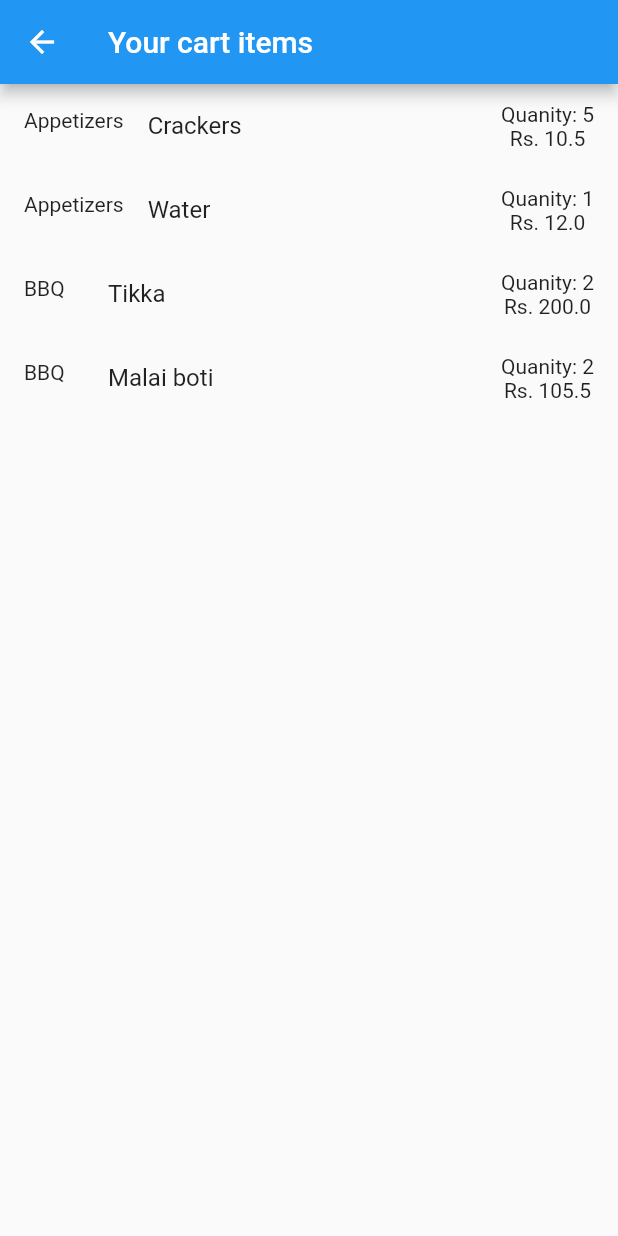
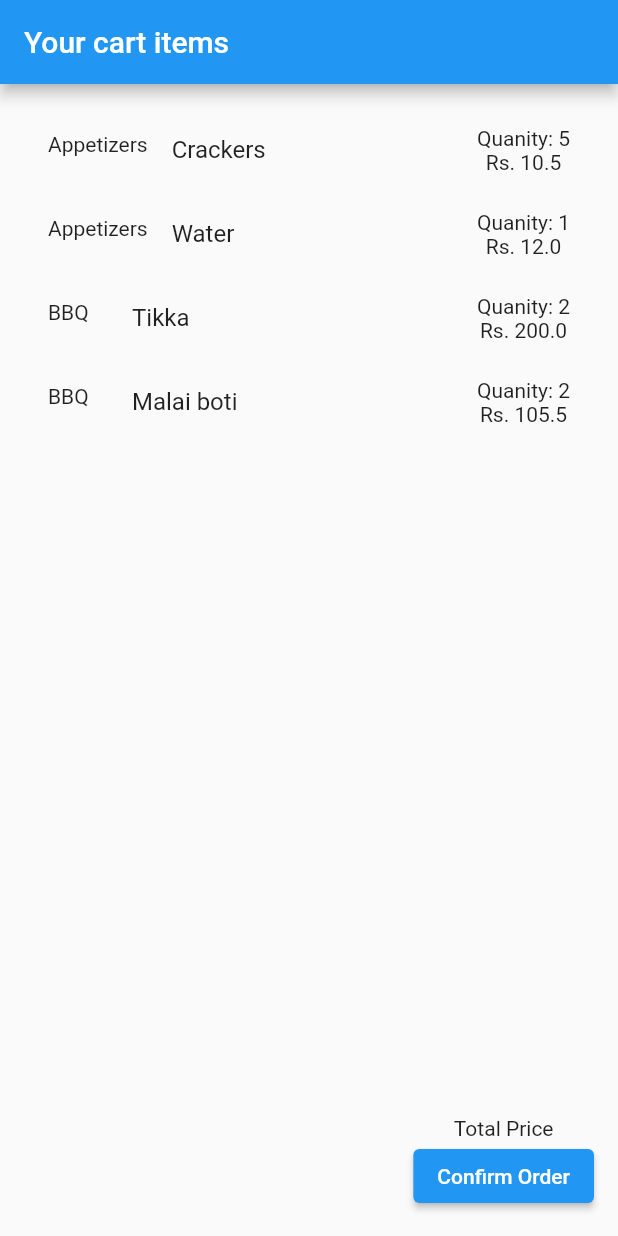
Before and after one commit to Habiba-Naeem/food365, a Flutter app: the CartItem screen opened directly, on a phone screen of 412 x 824 dp. Run offline on Flutter 3.47's test engine with Material 2 defaults, Android fonts, the phone set to English and light mode, and no system bars.

Commit message:
cart item 4.0

```diff
--- a/lib/main.dart
+++ b/lib/main.dart
@@ -1,4 +1,5 @@
 import 'package:flutter/material.dart';
+import 'package:food365/presentation/modules/cart/cart_items.dart';
 import 'package:food365/presentation/modules/order/menu.dart';
 
 import 'generated_routes.dart';
@@ -17,7 +18,7 @@ class MyApp extends StatelessWidget {
     return const MaterialApp(
       title: 'Flutter Demo',
       onGenerateRoute: RouteGenerator.generateRoute,
-      home: Menu(),
+      home: CartItem(),
     );
   }
 }
--- a/lib/presentation/modules/cart/cart_items.dart
+++ b/lib/presentation/modules/cart/cart_items.dart
@@ -7,17 +7,21 @@ class CartItem extends StatelessWidget {
 
   @override
   Widget build(BuildContext context) {
-    return Scaffold(
+    return SafeArea(
+      child: Scaffold(
         appBar: AppBar(
           title: Text("Your cart items"),
         ),
-      body: ListView.builder(
+        body: Padding(
+          padding: const EdgeInsets.all(16.0),
+          child: Column(
+            children: [
+              ListView.builder(
                 itemCount: cartItems.length,
                 shrinkWrap: true,
                 scrollDirection: Axis.vertical,
                 itemBuilder: (BuildContext context, int i) {
                   return ListTile(
-
                     title: Text("${cartItems[i].itemName}"),
                     leading: Text("${cartItems[i].category}"),
                     trailing: Column(
@@ -33,6 +37,25 @@ class CartItem extends StatelessWidget {
                   );
                 },
               ),
+              Expanded(
+                child: Align(
+                  alignment: Alignment.bottomRight,
+                  child: Column(
+                    mainAxisAlignment: MainAxisAlignment.end,
+                    children: [
+                      Text("Total Price"),
+                      ElevatedButton(
+                        child: Text("Confirm Order"),
+                        onPressed: (){},
+                      ),
+                    ],
+                  ),
+                ),
+              )
+            ],
+          ),
+        ),
+      ),
     );
   }
 }
```
Lines whose indentation alone changed are shown as unchanged.
